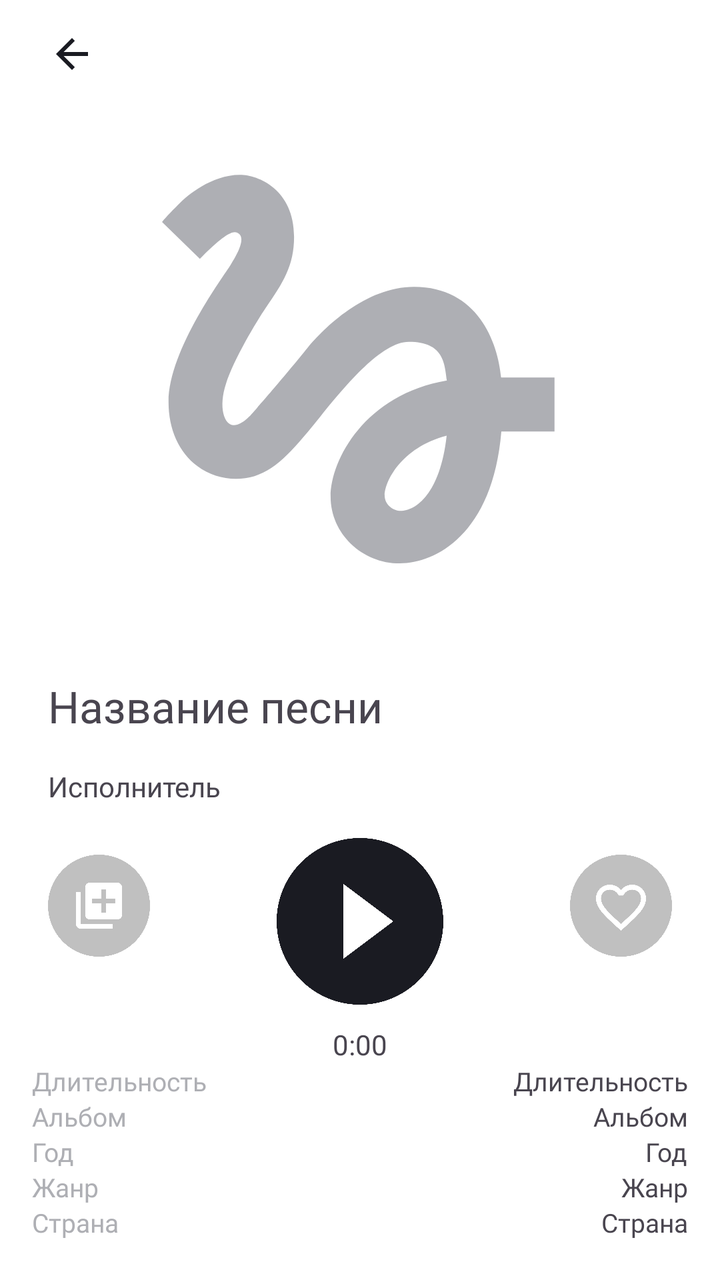
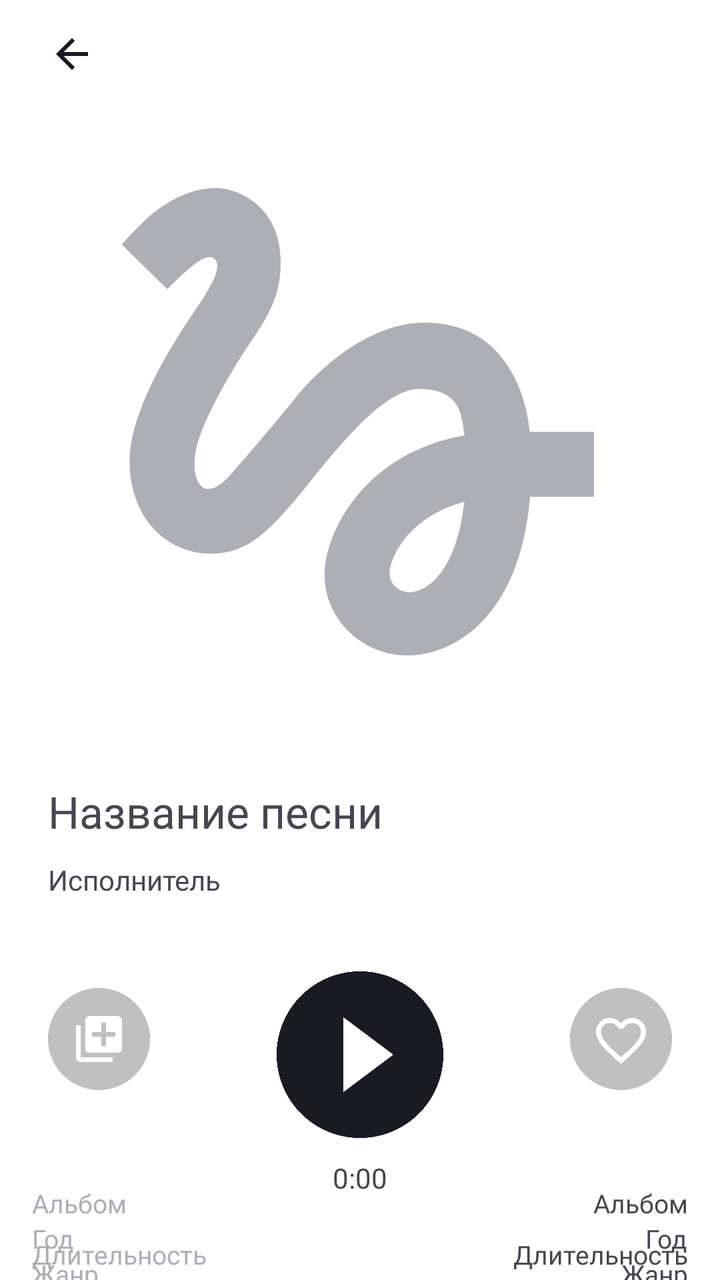

Two renders of the same Android screen: before a commit and after it. Below are the layout's source before the change and the commit's diff.
<!-- AndroidManifest.xml: application theme Base.Theme.PlaylistMaker -->
<!-- res/layout/activity_audio_player.xml -->
<?xml version="1.0" encoding="utf-8"?>
<androidx.constraintlayout.widget.ConstraintLayout xmlns:android="http://schemas.android.com/apk/res/android"
    xmlns:app="http://schemas.android.com/apk/res-auto"
    xmlns:tools="http://schemas.android.com/tools"
    android:layout_width="match_parent"
    android:layout_height="match_parent"
    android:background="?attr/backgroundColor"
    tools:context=".player.ui.AudioPlayerActivity">

    <androidx.constraintlayout.widget.Guideline
        android:id="@+id/leftBorderSmall"
        android:layout_width="wrap_content"
        android:layout_height="wrap_content"
        android:orientation="vertical"
        app:layout_constraintGuide_begin="16dp" />

    <androidx.constraintlayout.widget.Guideline
        android:id="@+id/rightBorderSmall"
        android:layout_width="wrap_content"
        android:layout_height="wrap_content"
        android:orientation="vertical"
        app:layout_constraintGuide_end="16dp" />

    <androidx.constraintlayout.widget.Guideline
        android:id="@+id/leftBorder"
        android:layout_width="wrap_content"
        android:layout_height="wrap_content"
        android:orientation="vertical"
        app:layout_constraintGuide_begin="24dp" />

    <androidx.constraintlayout.widget.Guideline
        android:id="@+id/rightBorder"
        android:layout_width="wrap_content"
        android:layout_height="wrap_content"
        android:orientation="vertical"
        app:layout_constraintGuide_end="24dp" />

    <androidx.constraintlayout.widget.Guideline
        android:id="@+id/topBorder"
        android:layout_width="wrap_content"
        android:layout_height="wrap_content"
        android:orientation="horizontal"
        app:layout_constraintGuide_begin="15dp" />

    <androidx.constraintlayout.widget.Guideline
        android:id="@+id/bottomBorder"
        android:layout_width="wrap_content"
        android:layout_height="wrap_content"
        android:orientation="horizontal"
        app:layout_constraintGuide_end="20dp" />

    <ImageView
        android:id="@+id/backButton"
        android:layout_width="0dp"
        android:layout_height="wrap_content"
        android:src="@drawable/left"
        app:layout_constraintBottom_toTopOf="@+id/songPicture"
        app:layout_constraintStart_toEndOf="@id/leftBorder"
        app:layout_constraintTop_toBottomOf="@id/topBorder"
        app:tint="?attr/colorOnPrimary" />

    <ImageView
        android:id="@+id/songPicture"
        android:layout_width="0dp"
        android:layout_height="0dp"
        android:layout_marginTop="16dp"
        android:layout_marginBottom="24dp"
        android:src="@drawable/placeholder"
        app:flow_horizontalAlign="center"
        app:layout_constraintBottom_toTopOf="@id/songName"
        app:layout_constraintEnd_toStartOf="@id/rightBorder"
        app:layout_constraintStart_toEndOf="@id/leftBorder"
        app:layout_constraintTop_toBottomOf="@id/backButton" />

    <TextView
        android:id="@+id/songName"
        android:layout_width="0dp"
        android:layout_height="wrap_content"
        android:layout_marginBottom="@dimen/mergin_button"
        android:fontFamily="@font/ys_display_medium"
        android:text="@string/name_song"
        android:textSize="@dimen/text_size_big_button"
        app:layout_constraintBottom_toTopOf="@+id/songAuthor"
        app:layout_constraintEnd_toStartOf="@id/rightBorderSmall"
        app:layout_constraintStart_toEndOf="@id/leftBorder"
        app:layout_constraintTop_toBottomOf="@id/songPicture" />

    <TextView
        android:id="@+id/songAuthor"
        android:layout_width="0dp"
        android:layout_height="wrap_content"
        android:layout_marginBottom="@dimen/mergin_button"
        android:fontFamily="@font/ys_display_medium"
        android:text="@string/artist"
        android:textSize="@dimen/text_size_update"
        app:layout_constraintBottom_toTopOf="@+id/buttonPlay"
        app:layout_constraintStart_toEndOf="@id/leftBorder"
        app:layout_constraintTop_toBottomOf="@id/songName" />

    <ImageView
        android:id="@+id/buttonAdd"
        android:layout_width="wrap_content"
        android:layout_height="wrap_content"
        android:padding="0dp"
        android:src="@drawable/add"
        app:layout_constraintBottom_toBottomOf="@id/buttonPlay"
        app:layout_constraintStart_toEndOf="@id/leftBorder"
        app:layout_constraintTop_toBottomOf="@+id/songAuthor" />

    <ImageView
        android:id="@+id/buttonPlay"
        android:layout_width="wrap_content"
        android:layout_height="wrap_content"
        android:src="@drawable/play"
        app:layout_constraintBottom_toBottomOf="@id/buttonPlay"
        app:layout_constraintBottom_toTopOf="@+id/timeNum"
        app:layout_constraintEnd_toStartOf="@id/rightBorder"
        app:layout_constraintStart_toEndOf="@id/leftBorder"
        app:layout_constraintTop_toBottomOf="@id/songAuthor"
        app:tint="?attr/colorOnPrimary" />

    <TextView
        android:id="@+id/timeNum"
        android:layout_width="0dp"
        android:layout_height="wrap_content"
        android:layout_marginTop="10dp"
        android:layout_marginBottom="@dimen/mergin_button"
        android:fontFamily="@font/ys_display_medium"
        android:text="@string/time"
        android:textAlignment="center"
        android:textSize="14sp"
        app:layout_constraintBottom_toTopOf="@id/duration"
        app:layout_constraintEnd_toStartOf="@id/rightBorder"
        app:layout_constraintStart_toEndOf="@id/leftBorder"
        app:layout_constraintTop_toBottomOf="@+id/buttonPlay" />

    <ImageView
        android:id="@+id/buttonLike"
        android:layout_width="wrap_content"
        android:layout_height="wrap_content"
        android:src="@drawable/like"
        app:layout_constraintBottom_toBottomOf="@id/buttonPlay"
        app:layout_constraintEnd_toStartOf="@id/rightBorder"
        app:layout_constraintTop_toBottomOf="@id/songAuthor" />

    <TextView
        android:id="@+id/duration"
        style="@style/PlayerInfo"
        android:layout_width="wrap_content"
        android:layout_height="wrap_content"
        android:text="@string/duration"
        app:layout_constraintStart_toEndOf="@id/leftBorderSmall"
        app:layout_constraintTop_toBottomOf="@id/timeNum" />

    <TextView
        android:id="@+id/timeDuration"
        style="@style/PlayerInfoDit"
        android:layout_width="0dp"
        android:layout_height="wrap_content"
        android:layout_marginBottom="@dimen/mergin_button"
        android:text="@string/duration"
        app:layout_constraintBaseline_toBaselineOf="@id/duration"
        app:layout_constraintBottom_toTopOf="@+id/albumName"
        app:layout_constraintEnd_toStartOf="@id/rightBorderSmall"
        app:layout_constraintTop_toBottomOf="@id/buttonLike" />

    <TextView
        android:id="@+id/album"
        style="@style/PlayerInfo"
        android:layout_width="wrap_content"
        android:layout_height="wrap_content"
        android:text="@string/album"
        app:layout_constraintBottom_toTopOf="@+id/year"
        app:layout_constraintHorizontal_chainStyle="spread_inside"
        app:layout_constraintStart_toEndOf="@id/leftBorderSmall"
        app:layout_constraintTop_toBottomOf="@+id/duration" />

    <TextView
        android:id="@+id/albumName"
        style="@style/PlayerInfoDit"
        android:layout_width="0dp"
        android:layout_height="wrap_content"
        android:layout_marginStart="10dp"
        android:layout_marginBottom="@dimen/mergin_button"
        android:ellipsize="end"
        android:gravity="end"
        android:maxLines="1"
        android:text="@string/album"
        app:layout_constrainedWidth="true"
        app:layout_constraintBaseline_toBaselineOf="@id/album"
        app:layout_constraintBottom_toTopOf="@+id/yearNum"
        app:layout_constraintEnd_toStartOf="@id/rightBorderSmall"
        app:layout_constraintStart_toEndOf="@+id/album"
        app:layout_constraintTop_toBottomOf="@id/timeDuration" />

    <TextView
        android:id="@+id/year"
        style="@style/PlayerInfo"
        android:layout_width="wrap_content"
        android:layout_height="wrap_content"
        android:text="@string/year"
        app:layout_constraintBottom_toTopOf="@+id/genre"
        app:layout_constraintHorizontal_chainStyle="spread_inside"
        app:layout_constraintStart_toEndOf="@id/leftBorderSmall"
        app:layout_constraintTop_toBottomOf="@+id/album" />

    <TextView
        android:id="@+id/yearNum"
        style="@style/PlayerInfoDit"
        android:layout_width="0dp"
        android:layout_height="wrap_content"
        android:layout_marginBottom="@dimen/mergin_button"
        android:text="@string/year"
        app:layout_constraintBaseline_toBaselineOf="@id/year"
        app:layout_constraintBottom_toTopOf="@+id/genreName"
        app:layout_constraintEnd_toStartOf="@id/rightBorderSmall"
        app:layout_constraintTop_toBottomOf="@id/albumName" />

    <TextView
        android:id="@+id/genre"
        style="@style/PlayerInfo"
        android:layout_width="wrap_content"
        android:layout_height="wrap_content"
        android:text="@string/genre"
        app:layout_constraintBottom_toTopOf="@+id/country"
        app:layout_constraintStart_toEndOf="@id/leftBorderSmall"
        app:layout_constraintTop_toBottomOf="@+id/year" />

    <TextView
        android:id="@+id/genreName"
        style="@style/PlayerInfoDit"
        android:layout_width="0dp"
        android:layout_height="wrap_content"
        android:layout_marginBottom="@dimen/mergin_button"
        android:text="@string/genre"
        app:layout_constraintBaseline_toBaselineOf="@id/genre"
        app:layout_constraintBottom_toTopOf="@+id/countryName"
        app:layout_constraintEnd_toStartOf="@id/rightBorderSmall"
        app:layout_constraintTop_toBottomOf="@id/yearNum" />

    <TextView
        android:id="@+id/country"
        style="@style/PlayerInfo"
        android:layout_width="wrap_content"
        android:layout_height="wrap_content"
        android:text="@string/country"
        app:layout_constraintBottom_toTopOf="@+id/bottomBorder"
        app:layout_constraintStart_toEndOf="@id/leftBorderSmall"
        app:layout_constraintTop_toBottomOf="@+id/genre" />

    <TextView
        android:id="@+id/countryName"
        style="@style/PlayerInfoDit"
        android:layout_width="0dp"
        android:layout_height="wrap_content"
        android:text="@string/country"
        app:layout_constraintBaseline_toBaselineOf="@+id/country"
        app:layout_constraintBottom_toTopOf="@+id/bottomBorder"
        app:layout_constraintEnd_toStartOf="@id/rightBorderSmall"
        app:layout_constraintTop_toBottomOf="@+id/genreName" />
</androidx.constraintlayout.widget.ConstraintLayout>
<!-- resources referenced by this layout -->
<resources>
  <dimen name="mergin_button">16dp</dimen>
  <dimen name="text_size_big_button">22sp</dimen>
  <dimen name="text_size_update">14sp</dimen>
  <!-- drawable add (drawable) -->
  <vector xmlns:android="http://schemas.android.com/apk/res/android"
      android:width="51dp"
      android:height="51dp"
      android:viewportWidth="51"
      android:viewportHeight="51">
    <path
        android:pathData="M25.5,0L25.5,0A25.5,25.5 0,0 1,51 25.5L51,25.5A25.5,25.5 0,0 1,25.5 51L25.5,51A25.5,25.5 0,0 1,0 25.5L0,25.5A25.5,25.5 0,0 1,25.5 0z"
        android:fillColor="?attr/color"
        android:fillAlpha="0.25"/>
    <path
        android:pathData="M16.3,18.6H14V34.7C14,35.965 15.035,37 16.3,37H32.4V34.7H16.3V18.6ZM34.7,14H20.9C19.635,14 18.6,15.035 18.6,16.3V30.1C18.6,31.365 19.635,32.4 20.9,32.4H34.7C35.965,32.4 37,31.365 37,30.1V16.3C37,15.035 35.965,14 34.7,14ZM33.55,24.35H28.95V28.95H26.65V24.35H22.05V22.05H26.65V17.45H28.95V22.05H33.55V24.35Z"
        android:fillColor="#ffffff"/>
  </vector>
  <!-- drawable left (drawable) -->
  <vector xmlns:android="http://schemas.android.com/apk/res/android"
      android:width="24dp"
      android:height="24dp"
      android:viewportWidth="24"
      android:viewportHeight="24">
    <group>
      <clip-path
          android:pathData="M0,0h24v24h-24z"/>
      <path
          android:pathData="M20,11H7.83L13.42,5.41L12,4L4,12L12,20L13.41,18.59L7.83,13H20V11Z"
          android:fillColor="#1A1B22"/>
    </group>
  </vector>
  <!-- drawable play (drawable) -->
  <vector xmlns:android="http://schemas.android.com/apk/res/android"
      android:width="84dp"
      android:height="84dp"
      android:viewportWidth="84"
      android:viewportHeight="84">
      <path
          android:fillColor="#1A1B22"
          android:pathData="M42,0.333C19,0.333 0.333,19 0.333,42C0.333,65 19,83.667 42,83.667C65,83.667 83.667,65 83.667,42C83.667,19 65,0.333 42,0.333ZM33.667,60.75V23.25L58.667,42L33.667,60.75Z" />
  </vector>
  <string name="album">Альбом</string>
  <string name="artist">Исполнитель</string>
  <string name="country">Страна</string>
  <string name="duration">Длительность</string>
  <string name="genre">Жанр</string>
  <string name="name_song">Название песни</string>
  <string name="time">0:00</string>
  <string name="year">Год</string>
  <style name="PlayerInfo">
          <item name="android:textColor">@color/grey</item>
  
          <item name="android:fontFamily">@font/ys_display_regular</item>
          <item name="android:textSize">@dimen/text_size_player</item>
      </style>
  <style name="PlayerInfoDit">
          <item name="android:fontFamily">@font/ys_display_regular</item>
          <item name="android:textSize">@dimen/text_size_player</item>
      </style>
  <style name="Base.Theme.PlaylistMaker" parent="Theme.Material3.DayNight.NoActionBar">
          
          
          <item name="colorSecondaryVariant">@color/blue</item>
          <item name="backgroundColor">@color/white</item>
          <item name="colorOnPrimary">@color/black2</item>
          <item name="iconTint">@color/grey</item>
          <item name="thumbTint">@color/white</item>
          <item name="trackTint">@color/grey</item>
          <item name="drawableTint">@color/grey</item>
          <item name="background">@color/light_grey</item>
          <item name="color">@color/black</item>
      </style>
  <color name="grey">#AEAFB4</color>
  <dimen name="text_size_player">13sp</dimen>
  <color name="blue">#3772E7</color>
  <color name="white">#FFFFFFFF</color>
  <color name="black2">#1A1B22</color>
  <color name="light_grey">#E6E8EB</color>
  <color name="black">#FF000000</color>
  <!-- unchanged entries left out for length: 2 -->
</resources>

<!-- the commit's change to res/layout/activity_audio_player.xml (unified diff, before → after) -->
@@ -51,8 +51,8 @@
 
     <ImageView
         android:id="@+id/backButton"
-        android:layout_width="0dp"
-        android:layout_height="wrap_content"
+        android:layout_width="24dp"
+        android:layout_height="24dp"
         android:src="@drawable/left"
         app:layout_constraintBottom_toTopOf="@+id/songPicture"
         app:layout_constraintStart_toEndOf="@id/leftBorder"
@@ -61,8 +61,8 @@
 
     <ImageView
         android:id="@+id/songPicture"
-        android:layout_width="0dp"
-        android:layout_height="0dp"
+        android:layout_width="312dp"
+        android:layout_height="312dp"
         android:layout_marginTop="16dp"
         android:layout_marginBottom="24dp"
         android:src="@drawable/placeholder"
@@ -76,7 +76,6 @@
         android:id="@+id/songName"
         android:layout_width="0dp"
         android:layout_height="wrap_content"
-        android:layout_marginBottom="@dimen/mergin_button"
         android:fontFamily="@font/ys_display_medium"
         android:text="@string/name_song"
         android:textSize="@dimen/text_size_big_button"
@@ -93,6 +92,7 @@
         android:fontFamily="@font/ys_display_medium"
         android:text="@string/artist"
         android:textSize="@dimen/text_size_update"
+        android:layout_marginTop="10dp"
         app:layout_constraintBottom_toTopOf="@+id/buttonPlay"
         app:layout_constraintStart_toEndOf="@id/leftBorder"
         app:layout_constraintTop_toBottomOf="@id/songName" />
@@ -103,11 +103,13 @@
         android:layout_height="wrap_content"
         android:padding="0dp"
         android:src="@drawable/add"
+        android:layout_marginTop="20dp"
         app:layout_constraintBottom_toBottomOf="@id/buttonPlay"
         app:layout_constraintStart_toEndOf="@id/leftBorder"
         app:layout_constraintTop_toBottomOf="@+id/songAuthor" />
 
     <ImageView
+        android:layout_marginTop="20dp"
         android:id="@+id/buttonPlay"
         android:layout_width="wrap_content"
         android:layout_height="wrap_content"
@@ -138,6 +140,7 @@
         android:id="@+id/buttonLike"
         android:layout_width="wrap_content"
         android:layout_height="wrap_content"
+        android:layout_marginTop="20dp"
         android:src="@drawable/like"
         app:layout_constraintBottom_toBottomOf="@id/buttonPlay"
         app:layout_constraintEnd_toStartOf="@id/rightBorder"
@@ -149,6 +152,7 @@
         android:layout_width="wrap_content"
         android:layout_height="wrap_content"
         android:text="@string/duration"
+        android:layout_marginTop="20dp"
         app:layout_constraintStart_toEndOf="@id/leftBorderSmall"
         app:layout_constraintTop_toBottomOf="@id/timeNum" />
 
